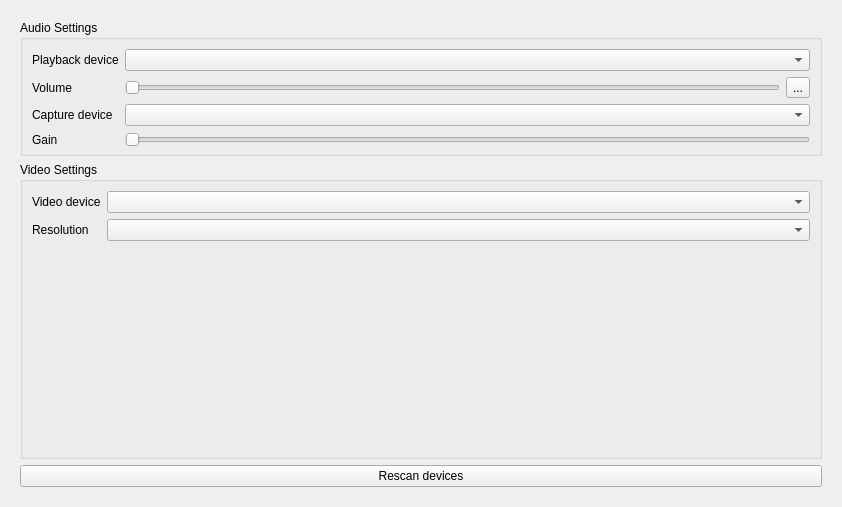
qTox/qTox, file src/widget/form/settings/avform.ui: the form before one commit.
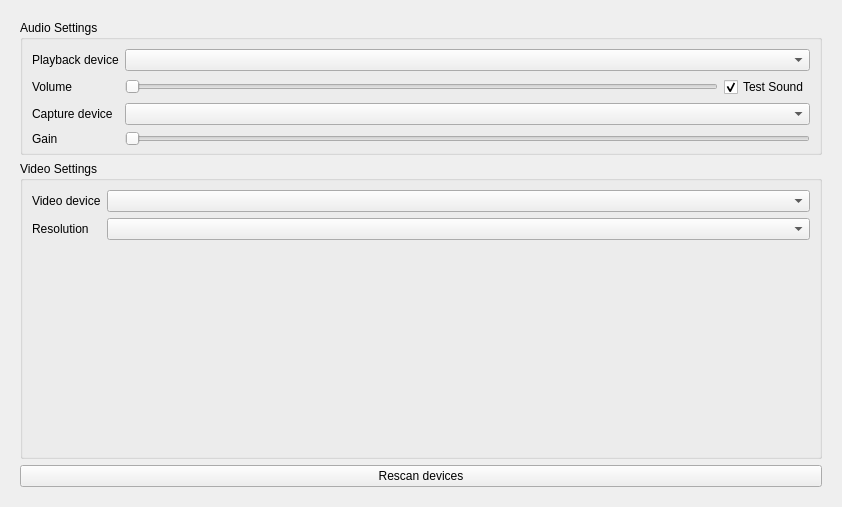
The form after the commit. Icons and pictures are not drawn. Custom widgets are drawn as their Qt base class.

Commit message:
fix(settings): Change test sound button to checkbox
Fixes #3800 & #3809

What changed in the file:
```diff
--- a/src/widget/form/settings/avform.ui
+++ b/src/widget/form/settings/avform.ui
@@ -30,8 +30,8 @@
        <rect>
         <x>0</x>
         <y>0</y>
-        <width>830</width>
-        <height>495</height>
+        <width>824</width>
+        <height>489</height>
        </rect>
       </property>
       <layout class="QVBoxLayout" name="verticalLayout_5">
@@ -71,20 +71,6 @@
             </property>
            </widget>
           </item>
-          <item row="1" column="2">
-           <widget class="QToolButton" name="btnPlayTestSound">
-            <property name="text">
-             <string notr="true">...</string>
-            </property>
-            <property name="icon">
-             <iconset resource="../../../../res.qrc">
-              <normaloff>:/ui/volButton/volButton.png</normaloff>:/ui/volButton/volButton.png</iconset>
-            </property>
-            <property name="checkable">
-             <bool>true</bool>
-            </property>
-           </widget>
-          </item>
           <item row="1" column="1">
            <widget class="QSlider" name="playbackSlider">
             <property name="toolTip">
@@ -112,6 +98,16 @@
             </property>
            </widget>
           </item>
+          <item row="1" column="2">
+           <widget class="QCheckBox" name="cbEnableTestSound">
+            <property name="text">
+             <string>Test Sound</string>
+            </property>
+            <property name="checked">
+             <bool>true</bool>
+            </property>
+           </widget>
+          </item>
          </layout>
         </widget>
        </item>
```
Left out of the diff: 4 changed lines with no effect on the pictures. The commit also changes 4 other files.
